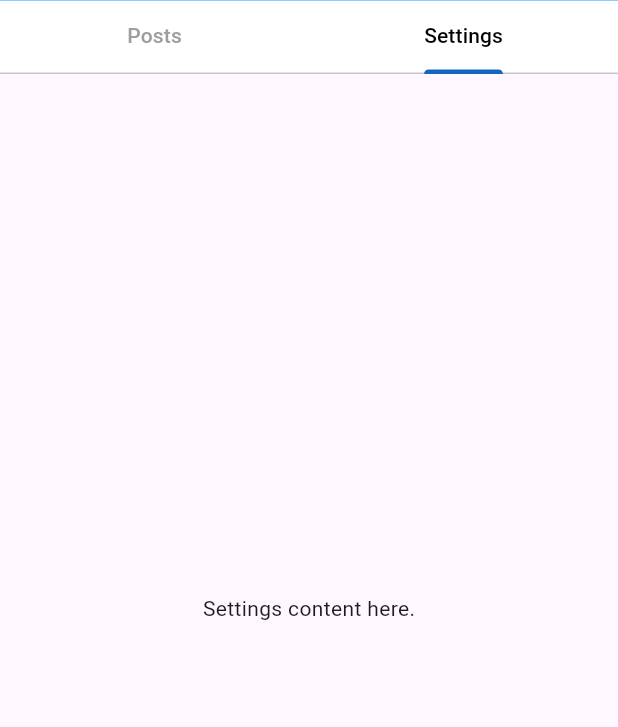
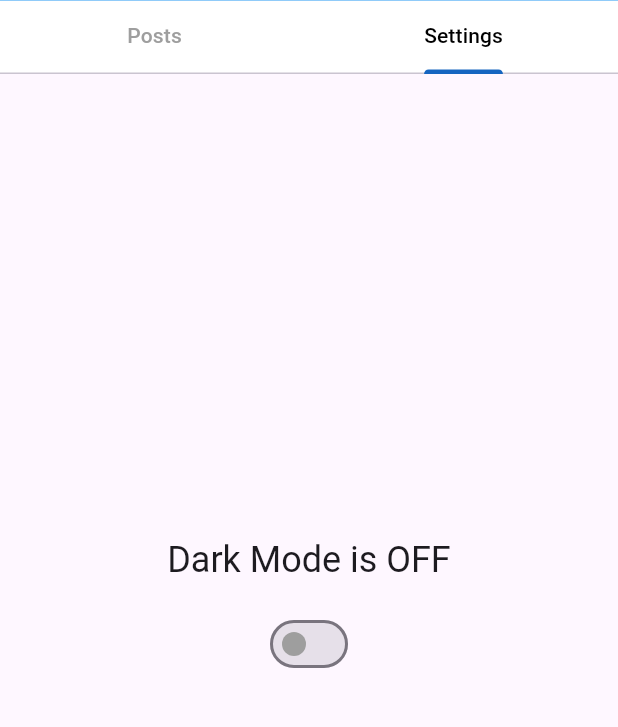
Before and after one commit to fedecasani/blog_pinapp_challenge, a Flutter app: the screen it shows after launch, tab 2 chosen, on a phone screen of 412 x 824 dp, the part 94-821 px from its top. Run offline on Flutter 3.47's test engine with Material 3 defaults, Android fonts, the light colour scheme and no system bars; our stand-ins replace equatable, flutter_bloc; network calls fail.

Commit message:
dark mode added

```diff
--- a/lib/main.dart
+++ b/lib/main.dart
@@ -5,16 +5,42 @@ void main() {
   runApp(const BlogApp());
 }
 
-class BlogApp extends StatelessWidget {
+class BlogApp extends StatefulWidget {
   const BlogApp({super.key});
+
+  @override
+  State<BlogApp> createState() => _BlogAppState();
+}
+
+class _BlogAppState extends State<BlogApp> {
+  bool isDarkMode = false;
+
+  void toggleTheme(bool value) {
+    setState(() {
+      isDarkMode = value;
+    });
+  }
 
   @override
   Widget build(BuildContext context) {
     return MaterialApp(
       debugShowCheckedModeBanner: false,
       title: 'Blog App',
-      theme: ThemeData(primarySwatch: Colors.blue),
-      home: const BlogScreen(),
+      theme: ThemeData(
+        primarySwatch: Colors.blue,
+        brightness: Brightness.light,
+        cardColor: Colors.white,
+      ),
+      darkTheme: ThemeData(
+        primarySwatch: Colors.blue,
+        brightness: Brightness.dark,
+        cardColor: Colors.grey[800],
+      ),
+      themeMode: isDarkMode ? ThemeMode.dark : ThemeMode.light,
+      home: BlogScreen(
+        isDarkMode: isDarkMode,
+        onToggleTheme: toggleTheme,
+      ),
     );
   }
 }
--- a/lib/screens/blog_screen.dart
+++ b/lib/screens/blog_screen.dart
@@ -3,9 +3,13 @@ import 'package:flutter_bloc/flutter_bloc.dart';
 import '../repositories/post_repository.dart';
 import '../blocs/post_bloc.dart';
 import 'post_list_screen.dart';
+import 'settings_screen.dart';
 
 class BlogScreen extends StatelessWidget {
-  const BlogScreen({super.key});
+  final bool isDarkMode;
+  final ValueChanged<bool> onToggleTheme;
+
+  const BlogScreen({super.key, required this.isDarkMode, required this.onToggleTheme});
 
   @override
   Widget build(BuildContext context) {
@@ -15,7 +19,7 @@ class BlogScreen extends StatelessWidget {
         length: 2,
         child: Scaffold(
           appBar: AppBar(
-            backgroundColor: Colors.blue,
+            backgroundColor: isDarkMode ? Colors.blue : Colors.blue,
             title: const Text(
               'Blog',
               style: TextStyle(fontWeight: FontWeight.bold),
@@ -23,11 +27,11 @@ class BlogScreen extends StatelessWidget {
             bottom: PreferredSize(
               preferredSize: const Size.fromHeight(kToolbarHeight),
               child: Container(
-                color: Colors.white,
+                color: isDarkMode ? Colors.grey[850] : Colors.white,
                 child: TabBar(
-                  indicatorColor: Colors.blue[800],
-                  labelColor: Colors.black,
-                  unselectedLabelColor: Colors.grey,
+                  indicatorColor: isDarkMode ? Colors.white : Colors.blue[800],
+                  labelColor: isDarkMode ? Colors.white : Colors.black,
+                  unselectedLabelColor: isDarkMode ? Colors.grey[500] : Colors.grey,
                   indicatorWeight: 3.0,
                   tabs: const [
                     Tab(text: 'Posts'),
@@ -37,10 +41,13 @@ class BlogScreen extends StatelessWidget {
               ),
             ),
           ),
-          body: const TabBarView(
+          body: TabBarView(
             children: [
-              PostListScreen(),
-              Center(child: Text('Settings content here.')),
+              const PostListScreen(),
+              SettingsScreen(
+                isDarkMode: isDarkMode,
+                onToggleTheme: onToggleTheme,
+              ),
             ],
           ),
         ),
--- /dev/null
+++ b/lib/screens/settings_screen.dart
@@ -0,0 +1,30 @@
+import 'package:flutter/material.dart';
+
+class SettingsScreen extends StatelessWidget {
+  final bool isDarkMode;
+  final ValueChanged<bool> onToggleTheme;
+
+  const SettingsScreen({super.key, required this.isDarkMode, required this.onToggleTheme});
+
+  @override
+  Widget build(BuildContext context) {
+    return Center(
+      child: Column(
+        mainAxisSize: MainAxisSize.min,
+        children: [
+          Text(
+            'Dark Mode is ${isDarkMode ? "ON" : "OFF"}',
+            style: Theme.of(context).textTheme.headlineSmall,
+          ),
+          const SizedBox(height: 16),
+          Switch(
+            value: isDarkMode,
+            onChanged: onToggleTheme,
+            activeColor: Colors.blue,
+            inactiveThumbColor: Colors.grey,
+          ),
+        ],
+      ),
+    );
+  }
+}
```
Also changed, not shown: 1 other file.
